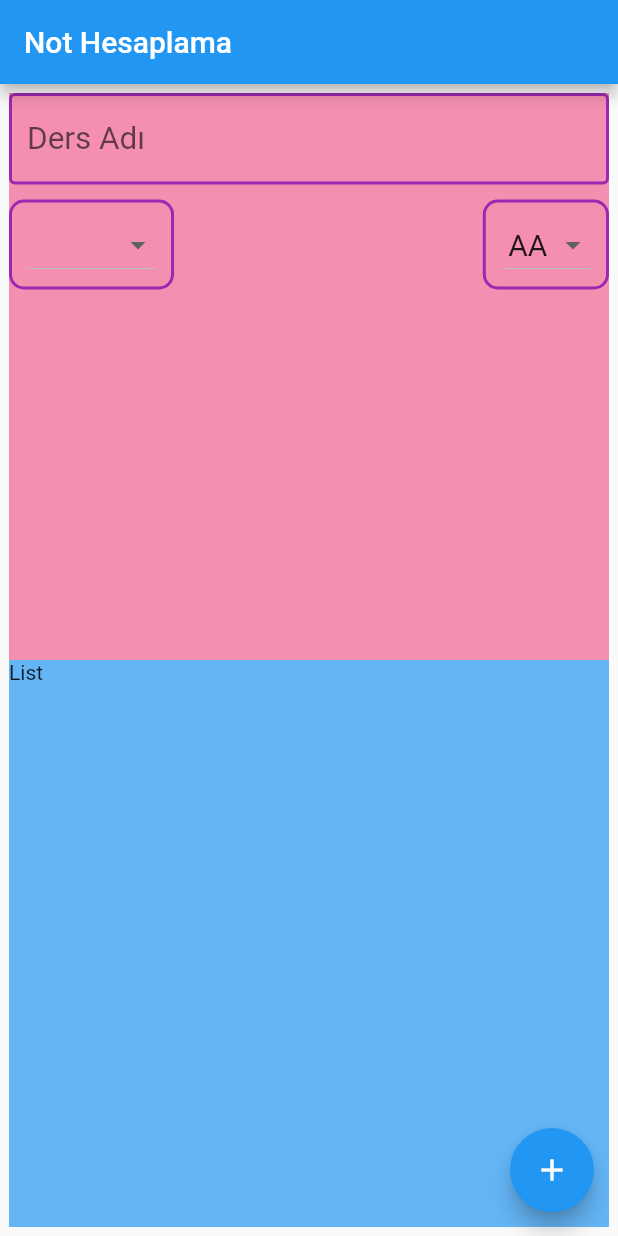
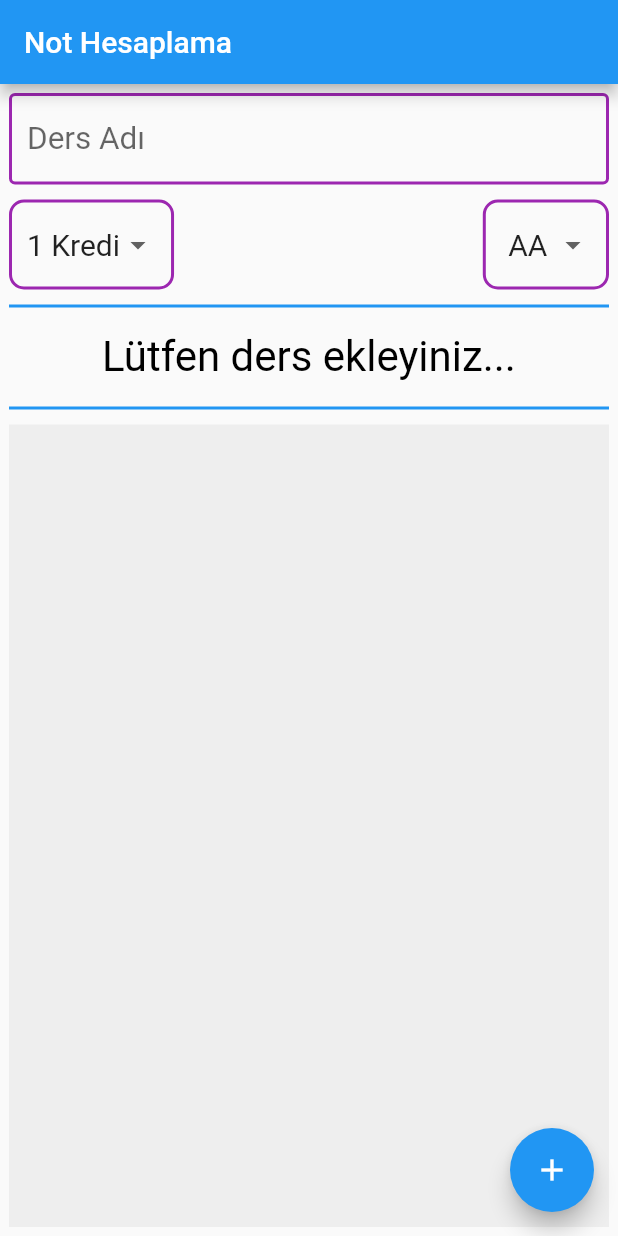
Before and after one commit to melihkacaman/calculatin_grade, a Flutter app: the screen it shows after launch, on a phone screen of 412 x 824 dp. Run offline on Flutter 3.47's test engine with Material 2 defaults, Android fonts, the phone set to English and light mode, and no system bars.

Commit message:
last commit

```diff
--- a/lib/main.dart
+++ b/lib/main.dart
@@ -10,9 +10,22 @@ class MyApp extends StatefulWidget {
 }
 
 class _MyAppState extends State<MyApp> {
+  // Variables
   String lessonName = "";
-  int credit;
+  int credit = 1;
   double letterPoint = 4;
+  int lessonCount = 0;
+  List<Lesson> lessons;
+  var formKey;
+  double avg = 0.0;
+
+  @override
+  void initState() {
+    super.initState();
+    lessons = [];
+    formKey = GlobalKey<FormState>();
+  }
+
   @override
   Widget build(BuildContext context) {
     return Scaffold(
@@ -22,7 +35,14 @@ class _MyAppState extends State<MyApp> {
       ),
       body: appBody(),
       floatingActionButton: FloatingActionButton(
-        onPressed: () {},
+        onPressed: () {
+          if (formKey.currentState.validate()) {
+            formKey.currentState.save();
+          }
+          setState(() {
+            calculate();
+          });
+        },
         child: Icon(Icons.add),
       ),
     );
@@ -34,10 +54,9 @@ class _MyAppState extends State<MyApp> {
       child: Column(
         crossAxisAlignment: CrossAxisAlignment.stretch,
         children: <Widget>[
-          Expanded(
-            child: Container(
-              color: Colors.pink.shade200,
+          Container(
             child: Form(
+              key: formKey,
               child: Column(
                 children: <Widget>[
                   TextFormField(
@@ -47,8 +66,7 @@ class _MyAppState extends State<MyApp> {
                       hintStyle: TextStyle(fontSize: 18),
                       labelStyle: TextStyle(fontSize: 21),
                       enabledBorder: OutlineInputBorder(
-                          borderSide:
-                              BorderSide(color: Colors.purple, width: 2),
+                        borderSide: BorderSide(color: Colors.purple, width: 2),
                       ),
                       border: OutlineInputBorder(),
                     ),
@@ -61,12 +79,16 @@ class _MyAppState extends State<MyApp> {
                     },
                     onSaved: (value) {
                       lessonName = value;
+                      setState(() {
+                        lessons.add(Lesson(value, credit, letterPoint));
+                      });
                     },
                   ),
                   Row(
                     mainAxisAlignment: MainAxisAlignment.spaceBetween,
                     children: <Widget>[
                       Container(
+                        child: DropdownButtonHideUnderline(
                           child: DropdownButton(
                             items: getCreditsItems(),
                             value: credit,
@@ -75,6 +97,7 @@ class _MyAppState extends State<MyApp> {
                                 credit = value;
                               });
                             },
+                          ),
                         ),
                         padding:
                             EdgeInsets.symmetric(horizontal: 10, vertical: 4),
@@ -87,6 +110,7 @@ class _MyAppState extends State<MyApp> {
                         ),
                       ),
                       Container(
+                        child: DropdownButtonHideUnderline(
                           child: DropdownButton(
                             items: getLetterPointsItems(),
                             value: letterPoint,
@@ -95,6 +119,7 @@ class _MyAppState extends State<MyApp> {
                                 letterPoint = value;
                               });
                             },
+                          ),
                         ),
                         padding:
                             EdgeInsets.symmetric(horizontal: 10, vertical: 4),
@@ -112,11 +137,34 @@ class _MyAppState extends State<MyApp> {
               ),
             ),
           ),
+          Container(
+            child: RichText(
+              text: TextSpan(children: [
+                TextSpan(
+                    text:
+                        (avg == 0) ? "Lütfen ders ekleyiniz..." : "Ortalama: ",
+                    style: TextStyle(color: Colors.black, fontSize: 28)),
+                TextSpan(
+                    text: (avg == 0) ? "" : "${avg.toStringAsFixed(2)}",
+                    style: TextStyle(color: Colors.purple, fontSize: 28)),
+              ]),
+            ),
+            alignment: Alignment.center,
+            margin: EdgeInsets.symmetric(vertical: 10),
+            height: 70,
+            decoration: BoxDecoration(
+                border: BorderDirectional(
+              top: BorderSide(color: Colors.blue, width: 2),
+              bottom: BorderSide(color: Colors.blue, width: 2),
+            )),
           ),
           Expanded(
             child: Container(
-              color: Colors.blue.shade300,
-              child: Text("List"),
+              color: Colors.grey.shade200,
+              child: ListView.builder(
+                itemBuilder: myListItem,
+                itemCount: lessons.length,
+              ),
             ),
           )
         ],
@@ -200,4 +248,58 @@ class _MyAppState extends State<MyApp> {
 
     return harfler;
   }
+
+  Widget myListItem(BuildContext context, int index) {
+    return Dismissible(
+      key: GlobalKey(),
+      direction: DismissDirection.startToEnd,
+      child: Container(
+        padding: EdgeInsets.all(1),
+        child: Card(
+          borderOnForeground: true,
+          elevation: 5,
+          child: ListTile(
+            leading: Icon(
+              Icons.golf_course,
+              color: Colors.blue,
+              size: 40,
+            ),
+            title: Text(lessons[index].name),
+            subtitle: Text(lessons[index].credit.toString() +
+                " kredi, Notu:" +
+                lessons[index].letterPoint.toString()),
+          ),
+        ),
+      ),
+      onDismissed: (DismissDirection d) {
+        setState(() {
+          lessons.removeAt(index);
+          calculate();
+        });
+      },
+    );
   }
+
+  void calculate() {
+    double toplamNot = 0;
+    double toplamKredi = 0;
+
+    for (var oankiDers in lessons) {
+      var kredi = oankiDers.credit;
+      var harfDegeri = oankiDers.letterPoint;
+
+      toplamNot = toplamNot + (harfDegeri * kredi);
+      toplamKredi += kredi;
+    }
+
+    avg = toplamNot / toplamKredi;
+  }
+}
+
+class Lesson {
+  String name;
+  double letterPoint;
+  int credit;
+
+  Lesson(this.name, this.credit, this.letterPoint);
+}
```
Lines whose indentation alone changed are shown as unchanged.
